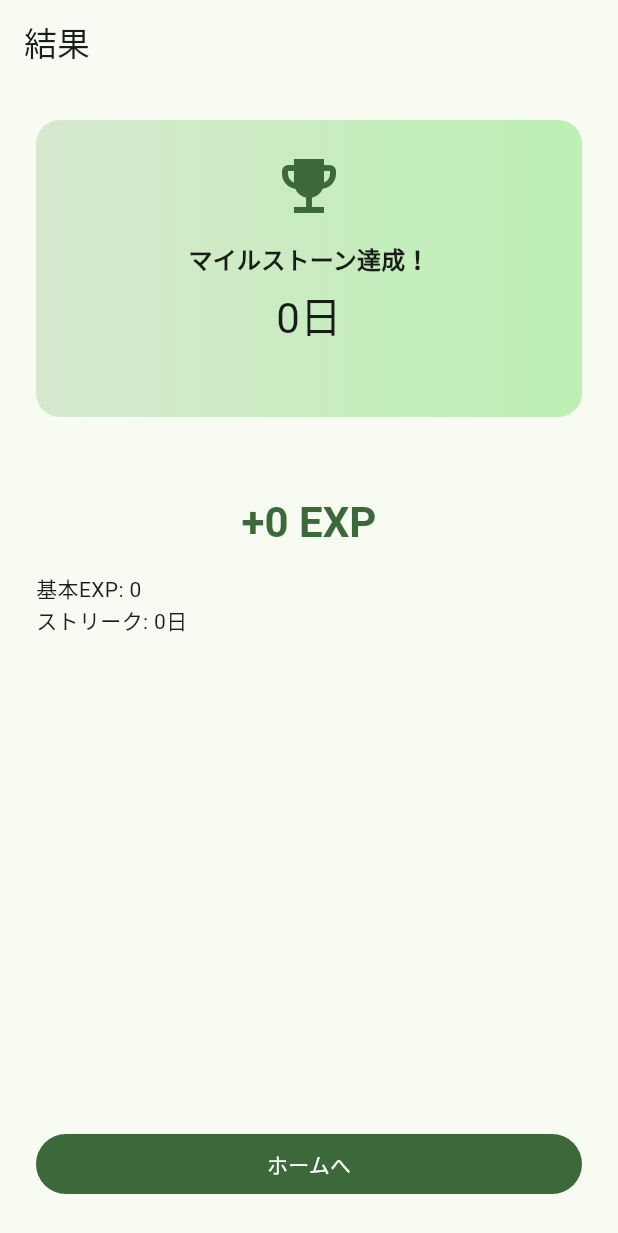
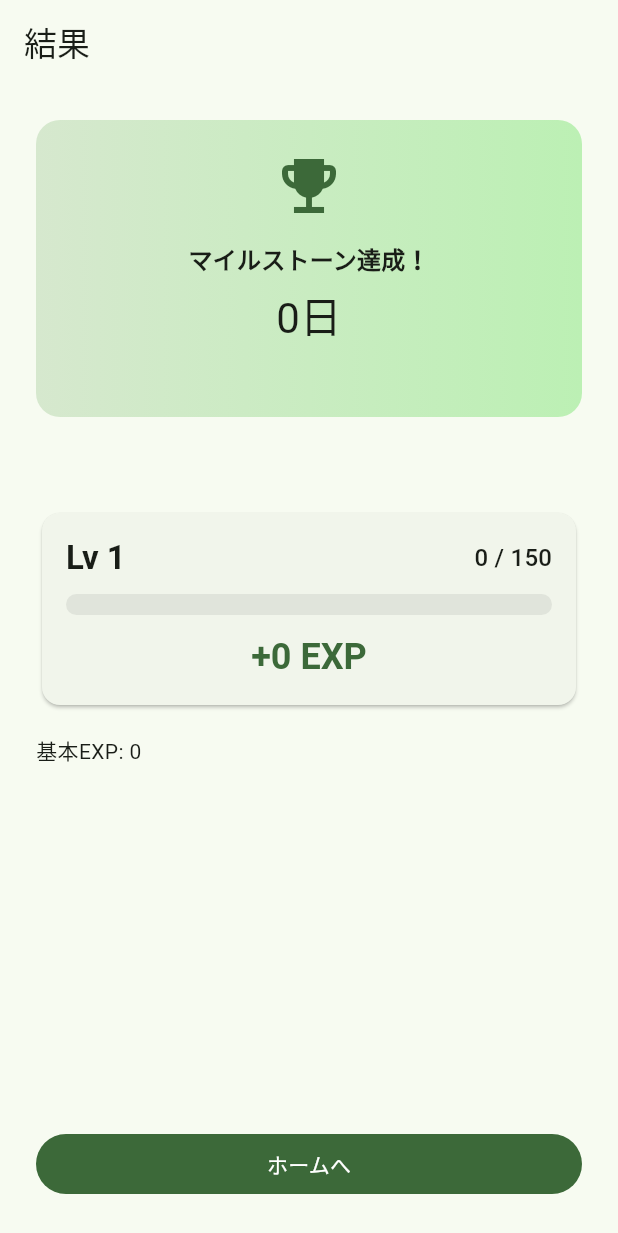
Before and after one commit to hakuchan-karityhi/fukkinApp, a Flutter app: the PlankResultScreen screen opened directly with empty values, on a phone screen of 412 x 824 dp. Shown: the top 1233 px of the screen. Run offline on Flutter 3.47's test engine with Material 3 defaults, Android fonts, the phone set to English and light mode, and no system bars; our stand-ins replace drift, flutter_riverpod; accounts and stored records are empty; generated files the repository leaves out were written again.

Commit message:
add result animation

```diff
--- a/app/lib/presentation/result/plank_result_screen.dart
+++ b/app/lib/presentation/result/plank_result_screen.dart
@@ -1,16 +1,27 @@
 import "package:flutter/material.dart";
+import "package:flutter_riverpod/flutter_riverpod.dart";
 
+import "../../app/providers.dart";
 import "../../domain/models/plank_result.dart";
+import "../widgets/exp_gain_progress_bar.dart";
 import "../widgets/milestone_celebration.dart";
 
-class PlankResultScreen extends StatelessWidget {
+class PlankResultScreen extends ConsumerWidget {
   const PlankResultScreen({super.key, required this.result});
 
   final PlankResult result;
 
   @override
-  Widget build(BuildContext context) {
+  Widget build(BuildContext context, WidgetRef ref) {
     final milestone = result.milestoneReached;
+    final thresholds =
+        ref.watch(gameConstantsProvider).valueOrNull?.levelThresholds ??
+            const [150, 400, 800, 1400];
+    final totalExpBefore = result.totalExpAfter - result.earnedExp;
+    final animationDelay = Duration(
+      milliseconds: (result.streakIncreased ? 400 : 0) +
+          (milestone != null ? 600 : 0),
+    );
 
     return Scaffold(
       appBar: AppBar(title: const Text("結果")),
@@ -37,14 +48,13 @@ class PlankResultScreen extends StatelessWidget {
               style: Theme.of(context).textTheme.titleLarge,
               textAlign: TextAlign.center,
             ),
-            const SizedBox(height: 8),
-            Text(
-              "+${result.earnedExp} EXP",
-              style: Theme.of(context).textTheme.headlineMedium?.copyWith(
-                    color: Theme.of(context).colorScheme.primary,
-                    fontWeight: FontWeight.bold,
-                  ),
-              textAlign: TextAlign.center,
+            const SizedBox(height: 16),
+            ExpGainProgressBar(
+              totalExpBefore: totalExpBefore,
+              totalExpAfter: result.totalExpAfter,
+              earnedExp: result.earnedExp,
+              levelThresholds: thresholds,
+              startDelay: animationDelay,
             ),
             const SizedBox(height: 16),
             Text("基本EXP: ${result.baseExp}"),
@@ -58,9 +68,18 @@ class PlankResultScreen extends StatelessWidget {
                 "本日の獲得上限に達したため EXP が調整されました",
                 style: Theme.of(context).textTheme.bodySmall,
               ),
-            Text("ストリーク: ${result.streakAfter}日"),
             if (result.levelUp)
-              Text("レベルアップ！ Lv ${result.levelAfter}"),
+              Padding(
+                padding: const EdgeInsets.only(top: 8),
+                child: Text(
+                  "レベルアップ！ Lv ${result.levelAfter}",
+                  style: Theme.of(context).textTheme.titleMedium?.copyWith(
+                        fontWeight: FontWeight.bold,
+                        color: Theme.of(context).colorScheme.primary,
+                      ),
+                  textAlign: TextAlign.center,
+                ),
+              ),
             const Spacer(),
             FilledButton(
               onPressed: () {
--- /dev/null
+++ b/app/lib/presentation/widgets/exp_gain_progress_bar.dart
@@ -0,0 +1,193 @@
+import "package:flutter/material.dart";
+
+class ExpGainProgressBar extends StatefulWidget {
+  const ExpGainProgressBar({
+    super.key,
+    required this.totalExpBefore,
+    required this.totalExpAfter,
+    required this.earnedExp,
+    required this.levelThresholds,
+    this.autoStart = true,
+    this.startDelay = Duration.zero,
+  });
+
+  final int totalExpBefore;
+  final int totalExpAfter;
+  final int earnedExp;
+  final List<int> levelThresholds;
+  final bool autoStart;
+  final Duration startDelay;
+
+  @override
+  State<ExpGainProgressBar> createState() => _ExpGainProgressBarState();
+}
+
+class _ExpGainProgressBarState extends State<ExpGainProgressBar>
+    with SingleTickerProviderStateMixin {
+  late final AnimationController _controller;
+  late final Animation<double> _expAnimation;
+
+  int _displayTotalExp = 0;
+  int _displayEarnedExp = 0;
+
+  @override
+  void initState() {
+    super.initState();
+    _displayTotalExp = widget.totalExpBefore;
+    _controller = AnimationController(
+      vsync: this,
+      duration: const Duration(milliseconds: 1400),
+    );
+    _expAnimation = Tween<double>(
+      begin: widget.totalExpBefore.toDouble(),
+      end: widget.totalExpAfter.toDouble(),
+    ).animate(CurvedAnimation(parent: _controller, curve: Curves.easeOutCubic));
+
+    _controller.addListener(_onTick);
+
+    if (widget.autoStart) {
+      Future<void>.delayed(widget.startDelay, () {
+        if (mounted) _controller.forward();
+      });
+    }
+  }
+
+  void _onTick() {
+    final animatedExp = _expAnimation.value.round();
+    final earned = ((animatedExp - widget.totalExpBefore).clamp(
+      0,
+      widget.earnedExp,
+    )).toInt();
+
+    setState(() {
+      _displayTotalExp = animatedExp;
+      _displayEarnedExp = earned;
+    });
+  }
+
+  @override
+  void dispose() {
+    _controller.removeListener(_onTick);
+    _controller.dispose();
+    super.dispose();
+  }
+
+  @override
+  Widget build(BuildContext context) {
+    final thresholds = widget.levelThresholds;
+    final level = _levelFor(_displayTotalExp, thresholds);
+    final previousThreshold = _previousThreshold(_displayTotalExp, thresholds);
+    final nextThreshold = _nextThreshold(_displayTotalExp, thresholds);
+    final span = nextThreshold - previousThreshold;
+    final currentInLevel = _displayTotalExp - previousThreshold;
+    final ratio = span == 0 ? 0.0 : (currentInLevel / span).clamp(0.0, 1.0);
+
+    final colorScheme = Theme.of(context).colorScheme;
+
+    return Card(
+      child: Padding(
+        padding: const EdgeInsets.all(16),
+        child: Column(
+          crossAxisAlignment: CrossAxisAlignment.stretch,
+          children: [
+            Row(
+              mainAxisAlignment: MainAxisAlignment.spaceBetween,
+              children: [
+                Text(
+                  "Lv $level",
+                  style: Theme.of(context).textTheme.titleLarge?.copyWith(
+                        fontWeight: FontWeight.bold,
+                      ),
+                ),
+                Text(
+                  "$currentInLevel / $span",
+                  style: Theme.of(context).textTheme.titleMedium,
+                ),
+              ],
+            ),
+            const SizedBox(height: 10),
+            ClipRRect(
+              borderRadius: BorderRadius.circular(8),
+              child: TweenAnimationBuilder<double>(
+                tween: Tween<double>(end: ratio),
+                duration: const Duration(milliseconds: 120),
+                curve: Curves.easeOut,
+                builder: (context, animatedRatio, child) {
+                  return Stack(
+                    children: [
+                      LinearProgressIndicator(
+                        value: animatedRatio,
+                        minHeight: 14,
+                        backgroundColor:
+                            colorScheme.surfaceContainerHighest,
+                        color: colorScheme.primary,
+                      ),
+                      if (_displayEarnedExp > 0 && animatedRatio > 0.02)
+                        Positioned(
+                          right: 4,
+                          top: 0,
+                          bottom: 0,
+                          child: Center(
+                            child: Container(
+                              width: 6,
+                              height: 6,
+                              decoration: BoxDecoration(
+                                color: colorScheme.onPrimary,
+                                shape: BoxShape.circle,
+                                boxShadow: [
+                                  BoxShadow(
+                                    color: colorScheme.primary
+                                        .withValues(alpha: 0.6),
+                                    blurRadius: 6,
+                                  ),
+                                ],
+                              ),
+                            ),
+                          ),
+                        ),
+                    ],
+                  );
+                },
+              ),
+            ),
+            const SizedBox(height: 12),
+            Text(
+              "+$_displayEarnedExp EXP",
+              style: Theme.of(context).textTheme.headlineSmall?.copyWith(
+                    color: colorScheme.primary,
+                    fontWeight: FontWeight.bold,
+                  ),
+              textAlign: TextAlign.center,
+            ),
+          ],
+        ),
+      ),
+    );
+  }
+
+  int _levelFor(int totalExp, List<int> thresholds) {
+    var level = 1;
+    for (final threshold in thresholds) {
+      if (totalExp >= threshold) {
+        level++;
+      }
+    }
+    return level;
+  }
+
+  int _nextThreshold(int totalExp, List<int> thresholds) {
+    for (final threshold in thresholds) {
+      if (totalExp < threshold) return threshold;
+    }
+    return thresholds.last + 100;
+  }
+
+  int _previousThreshold(int totalExp, List<int> thresholds) {
+    var previous = 0;
+    for (final threshold in thresholds) {
+      if (totalExp < threshold) return previous;
+      previous = threshold;
+    }
+    return previous;
+  }
+}
```
Also changed, not shown: 1 other file.
